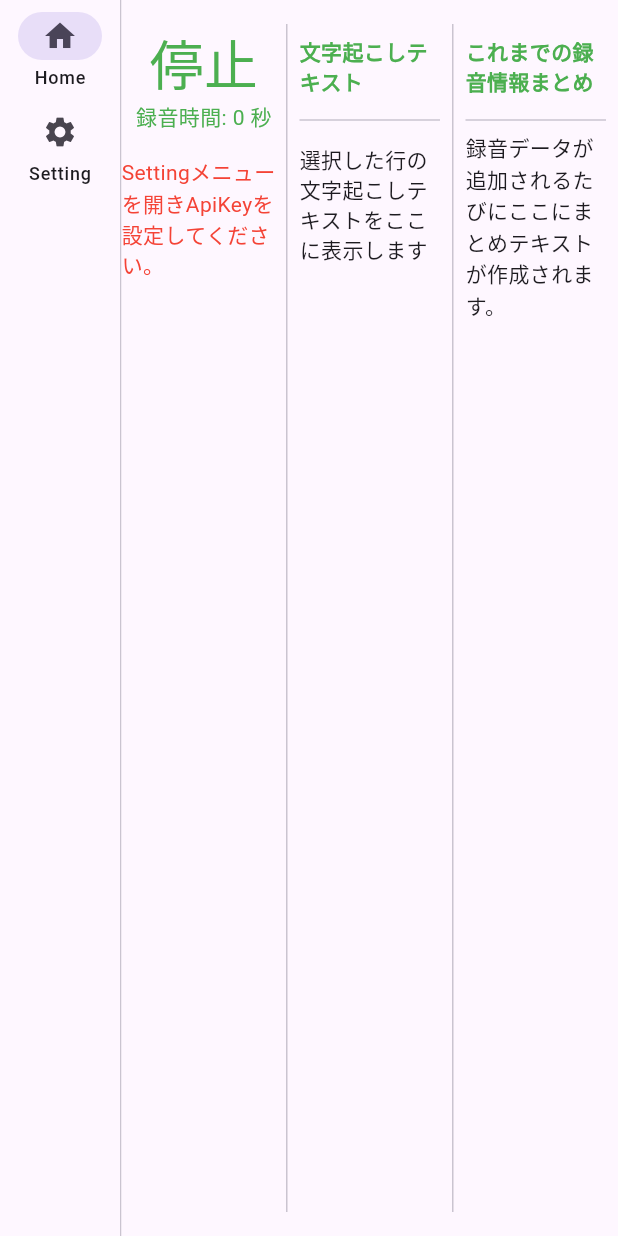
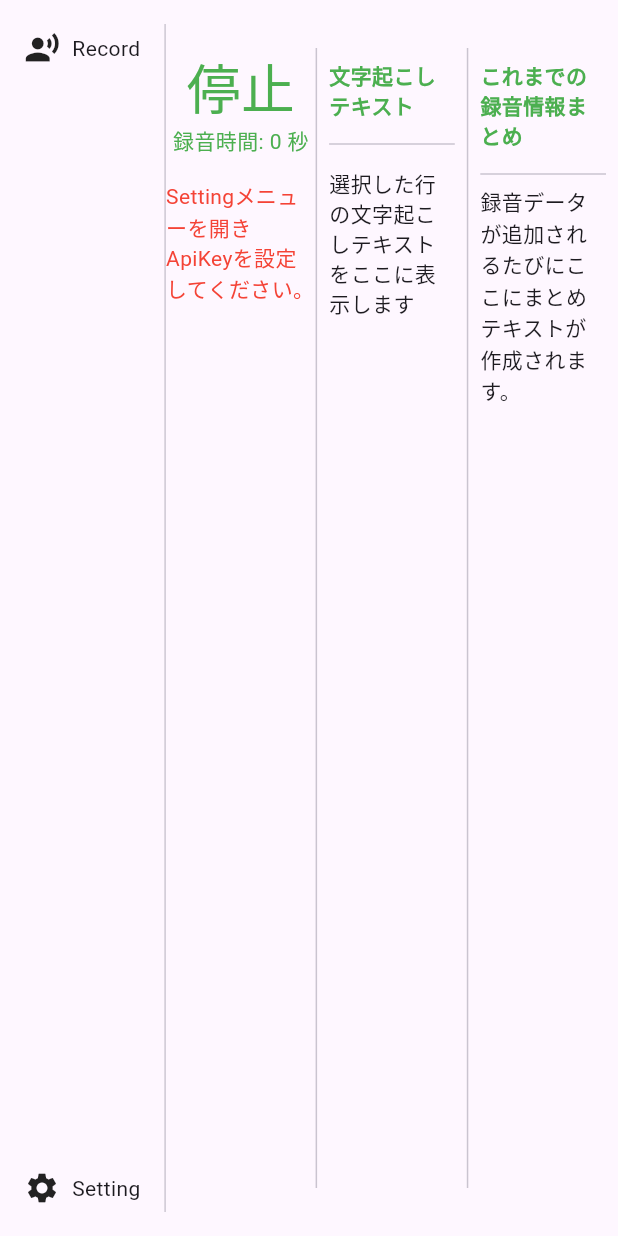
Before and after one commit to hotdrop/record-to-text, a Flutter app: the screen it shows after launch, on a phone screen of 412 x 824 dp. Run offline on Flutter 3.47's test engine with Material 3 defaults, Android fonts, the phone set to English and light mode, and no system bars; our stand-ins replace dio, flutter_riverpod, logger, package_info_plus, shared_preferences; missing offline and left inert: record.

Commit message:
履歴を表示したかったのでNavigation MenuをやめてRowでメニュー領域を作成した

```diff
--- a/lib/main.dart
+++ b/lib/main.dart
@@ -3,7 +3,7 @@ import 'package:flutter_localizations/flutter_localizations.dart';
 import 'package:flutter_riverpod/flutter_riverpod.dart';
 import 'package:recorod_to_text/providers/app_init_provider.dart';
 import 'package:recorod_to_text/providers/app_setting_provider.dart';
-import 'package:recorod_to_text/ui/base_menu.dart';
+import 'package:recorod_to_text/ui/base_page.dart';
 
 void main() {
   runApp(const ProviderScope(child: MyApp()));
@@ -26,7 +26,7 @@ class MyApp extends ConsumerWidget {
       title: 'RecordToText',
       theme: isDarkMode ? ThemeData.dark(useMaterial3: true) : ThemeData.light(useMaterial3: true),
       home: ref.watch(appInitFutureProvider).when(
-            data: (_) => const BaseMenu(),
+            data: (_) => const BasePage(),
             error: (error, s) => _ViewOnLoading(errorMessage: '$error'),
             loading: () => const _ViewOnLoading(),
           ),
--- /dev/null
+++ b/lib/providers/select_menu_provider.dart
@@ -0,0 +1,16 @@
+import 'package:flutter_riverpod/flutter_riverpod.dart';
+
+final selectMenuProvider = NotifierProvider<_SelectMenuNotifier, int>(_SelectMenuNotifier.new);
+
+class _SelectMenuNotifier extends Notifier<int> {
+  @override
+  int build() => 0;
+
+  void selectRecord() {
+    state = 0;
+  }
+
+  void selectSetting() {
+    state = 1;
+  }
+}
--- a/lib/ui/app_setting_page.dart
+++ b/lib/ui/app_setting_contents.dart
@@ -6,8 +6,8 @@ import 'package:recorod_to_text/providers/record_provider.dart';
 import 'package:recorod_to_text/ui/widgets/drop_down_device.dart';
 import 'package:recorod_to_text/ui/widgets/drop_down_record_interval.dart';
 
-class AppSettingPage extends StatelessWidget {
-  const AppSettingPage({super.key});
+class AppSettingContents extends StatelessWidget {
+  const AppSettingContents({super.key});
 
   @override
   Widget build(BuildContext context) {
--- a/lib/ui/base_menu.dart
+++ /dev/null
@@ -1,62 +0,0 @@
-import 'package:flutter/material.dart';
-import 'package:recorod_to_text/ui/app_setting_page.dart';
-import 'package:recorod_to_text/ui/home_page.dart';
-
-class BaseMenu extends StatefulWidget {
-  const BaseMenu({super.key});
-
-  @override
-  State<BaseMenu> createState() => _BaseMenuState();
-}
-
-class _BaseMenuState extends State<BaseMenu> {
-  static const int _homeIndex = 0;
-  static const int _appSettingIndex = 1;
-
-  int _selectIndex = _homeIndex;
-
-  @override
-  Widget build(BuildContext context) {
-    return Scaffold(
-      body: Row(
-        children: [
-          NavigationRail(
-            destinations: destinations
-                .map((e) => NavigationRailDestination(
-                      icon: e.icon,
-                      label: Text(e.title),
-                    ))
-                .toList(),
-            selectedIndex: _selectIndex,
-            onDestinationSelected: (index) {
-              setState(() => _selectIndex = index);
-            },
-            labelType: NavigationRailLabelType.all,
-          ),
-          const VerticalDivider(thickness: 1, width: 1),
-          Expanded(child: _menuView(_selectIndex)),
-        ],
-      ),
-    );
-  }
-
-  List<Destination> get destinations => <Destination>[
-        const Destination('Home', Icon(Icons.home)),
-        const Destination('Setting', Icon(Icons.settings)),
-      ];
-
-  Widget _menuView(int index) {
-    return switch (index) {
-      _homeIndex => const HomePage(),
-      _appSettingIndex => const AppSettingPage(),
-      _ => throw Exception(['不正なIndexです index=$index']),
-    };
-  }
-}
-
-class Destination {
-  const Destination(this.title, this.icon);
-
-  final String title;
-  final Widget icon;
-}
--- /dev/null
+++ b/lib/ui/base_page.dart
@@ -0,0 +1,78 @@
+import 'package:flutter/material.dart';
+import 'package:flutter_riverpod/flutter_riverpod.dart';
+import 'package:recorod_to_text/providers/select_menu_provider.dart';
+import 'package:recorod_to_text/ui/app_setting_contents.dart';
+import 'package:recorod_to_text/ui/record_contents.dart';
+
+class BasePage extends ConsumerWidget {
+  const BasePage({super.key});
+
+  @override
+  Widget build(BuildContext context, WidgetRef ref) {
+    final selectMenu = ref.watch(selectMenuProvider);
+
+    return Scaffold(
+      body: Padding(
+        padding: const EdgeInsets.symmetric(vertical: 16),
+        child: Row(
+          children: [
+            const _ViewMenu(),
+            const VerticalDivider(width: 1),
+            Expanded(
+              child: (selectMenu == 0) ? const RecordContents() : const AppSettingContents(),
+            ),
+          ],
+        ),
+      ),
+    );
+  }
+}
+
+class _ViewMenu extends ConsumerWidget {
+  const _ViewMenu();
+
+  @override
+  Widget build(BuildContext context, WidgetRef ref) {
+    return Column(
+      children: [
+        _SelectMenu(
+          icon: Icons.record_voice_over,
+          label: 'Record',
+          onTap: () => ref.read(selectMenuProvider.notifier).selectRecord(),
+        ),
+        const Spacer(),
+        const Divider(),
+        _SelectMenu(
+          icon: Icons.settings,
+          label: 'Setting',
+          onTap: () => ref.read(selectMenuProvider.notifier).selectSetting(),
+        ),
+      ],
+    );
+  }
+}
+
+class _SelectMenu extends StatelessWidget {
+  const _SelectMenu({required this.icon, required this.label, required this.onTap});
+
+  final IconData icon;
+  final String label;
+  final VoidCallback onTap;
+
+  @override
+  Widget build(BuildContext context) {
+    return InkWell(
+      onTap: onTap,
+      child: Padding(
+        padding: const EdgeInsets.symmetric(vertical: 4, horizontal: 16),
+        child: Row(
+          children: [
+            Icon(icon),
+            const SizedBox(width: 8),
+            Text(label),
+          ],
+        ),
+      ),
+    );
+  }
+}
--- a/lib/ui/home_page.dart
+++ b/lib/ui/record_contents.dart
@@ -1,16 +1,16 @@
 import 'package:flutter/material.dart';
 import 'package:flutter_riverpod/flutter_riverpod.dart';
 import 'package:recorod_to_text/providers/app_setting_provider.dart';
+import 'package:recorod_to_text/providers/record_files_provider.dart';
 import 'package:recorod_to_text/providers/record_provider.dart';
-import 'package:recorod_to_text/providers/record_files_provider.dart';
 import 'package:recorod_to_text/providers/summary_provider.dart';
 import 'package:recorod_to_text/providers/timer_provider.dart';
 import 'package:recorod_to_text/ui/widgets/record_to_text_view.dart';
 import 'package:recorod_to_text/ui/widgets/row_record_data.dart';
 import 'package:recorod_to_text/ui/widgets/summary_text_view.dart';
 
-class HomePage extends StatelessWidget {
-  const HomePage({super.key});
+class RecordContents extends StatelessWidget {
+  const RecordContents({super.key});
 
   @override
   Widget build(BuildContext context) {
@@ -19,9 +19,9 @@ class HomePage extends StatelessWidget {
         padding: EdgeInsets.symmetric(vertical: 16),
         child: Row(
           children: [
-            Expanded(child: _RecordOperationLayout()),
+            Expanded(child: _OperationView()),
             VerticalDivider(width: 1),
-            Expanded(child: _RecordDetailLayout()),
+            Expanded(child: _RecordToTextView()),
             VerticalDivider(width: 1),
             Expanded(child: _SummaryTextView()),
           ],
@@ -31,8 +31,8 @@ class HomePage extends StatelessWidget {
   }
 }
 
-class _RecordOperationLayout extends StatelessWidget {
-  const _RecordOperationLayout();
+class _OperationView extends StatelessWidget {
+  const _OperationView();
 
   @override
   Widget build(BuildContext context) {
@@ -40,8 +40,8 @@ class _RecordOperationLayout extends StatelessWidget {
       children: [
         _ViewTimer(),
         SizedBox(height: 16),
-        _RecordButtons(),
-        _ViewRecordList(),
+        _OperationButtons(),
+        _ListRecords(),
       ],
     );
   }
@@ -65,8 +65,8 @@ class _ViewTimer extends ConsumerWidget {
   }
 }
 
-class _RecordButtons extends ConsumerWidget {
-  const _RecordButtons();
+class _OperationButtons extends ConsumerWidget {
+  const _OperationButtons();
 
   @override
   Widget build(BuildContext context, WidgetRef ref) {
@@ -99,8 +99,8 @@ class _RecordButtons extends ConsumerWidget {
   }
 }
 
-class _ViewRecordList extends ConsumerWidget {
-  const _ViewRecordList();
+class _ListRecords extends ConsumerWidget {
+  const _ListRecords();
 
   @override
   Widget build(BuildContext context, WidgetRef ref) {
@@ -129,8 +129,8 @@ class _ViewRecordList extends ConsumerWidget {
   }
 }
 
-class _RecordDetailLayout extends ConsumerWidget {
-  const _RecordDetailLayout();
+class _RecordToTextView extends ConsumerWidget {
+  const _RecordToTextView();
 
   @override
   Widget build(BuildContext context, WidgetRef ref) {
```
